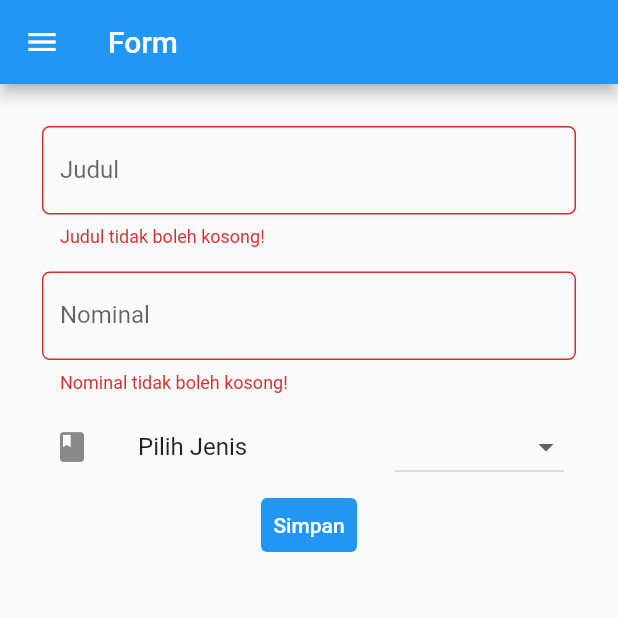
After one commit to eldiralps/pbp-flutter-lab, a Flutter app: the MyFormPage screen opened directly, after a tap on "Simpan", on a phone screen of 412 x 824 dp, the top half of it. The commit adds this screen. Run offline on Flutter 3.47's test engine with Material 2 defaults, Android fonts, the phone set to English and light mode, and no system bars.

Commit message:
done tugas 8

```diff
--- /dev/null
+++ b/counter_7/lib/form.dart
@@ -0,0 +1,271 @@
+import 'package:counter_7/main.dart';
+import 'package:flutter/material.dart';
+import 'package:flutter/services.dart';
+import 'package:counter_7/data.dart';
+
+class MyFormPage extends StatefulWidget {
+  const MyFormPage({super.key});
+
+  @override
+  State<MyFormPage> createState() => _MyFormPageState();
+}
+
+class _MyFormPageState extends State<MyFormPage> {
+  final _formKey = GlobalKey<FormState>();
+  String _judul = "";
+  String _nominal = "";
+  String jenisBudget = '';
+  List<String> listPilihJenis = ['Pengeluaran', 'Pemasukan'];
+  List<Budget> daftarBudget = [];
+
+  List<String> listJudulTerdaftar = [];
+  List<String> listNominalTerdaftar = [];
+  List<String> listJenisTerdaftar = [];
+
+  @override
+  Widget build(BuildContext context) {
+    return Scaffold(
+      appBar: AppBar(
+        title: Text('Form'),
+      ),
+      drawer: Drawer(
+        child: Column(
+          children: [
+            // Menambahkan clickable menu
+            ListTile(
+              title: const Text('counter_7'),
+              onTap: () {
+                // Route menu ke halaman utama
+                Navigator.pushReplacement(
+                  context,
+                  MaterialPageRoute(
+                      builder: (context) => MyHomePage(
+                          listJudulTerdaftar: listJudulTerdaftar,
+                          listNominalTerdaftar: listNominalTerdaftar,
+                          listJenisTerdaftar: listJenisTerdaftar)),
+                );
+              },
+            ),
+            ListTile(
+              title: const Text('Tambah Budget'),
+              onTap: () {
+                // Route menu ke halaman form
+                Navigator.pushReplacement(
+                  context,
+                  MaterialPageRoute(builder: (context) => const MyFormPage()),
+                );
+              },
+            ),
+            // TAMBAHIN 1 HALAMAN LAGII, DATA BUDGET
+            ListTile(
+              title: const Text('Data Budget'),
+              onTap: () {
+                // Route menu ke halaman form
+                Navigator.pushReplacement(
+                  context,
+                  MaterialPageRoute(
+                      builder: (context) => MyDataPage(
+                          listJudulTerdaftar: listJudulTerdaftar,
+                          listNominalTerdaftar: listNominalTerdaftar,
+                          listJenisTerdaftar: listJenisTerdaftar)),
+                );
+              },
+            ),
+          ],
+        ),
+      ),
+      body: Form(
+        key: _formKey,
+        child: SingleChildScrollView(
+          child: Container(
+            padding: const EdgeInsets.all(20.0),
+            child: Column(
+              children: [
+                Padding(
+                  // Menggunakan padding sebesar 8 pixels
+                  padding: const EdgeInsets.all(8.0),
+                  child: TextFormField(
+                    decoration: InputDecoration(
+                      hintText: "Judul",
+                      labelText: "Judul",
+
+                      // Menambahkan circular border agar lebih rapi
+                      border: OutlineInputBorder(
+                        borderRadius: BorderRadius.circular(5.0),
+                      ),
+                    ),
+                    // Menambahkan behavior saat nama diketik
+                    onChanged: (String? value) {
+                      setState(() {
+                        _judul = value!;
+                      });
+                    },
+                    // Menambahkan behavior saat data disimpan
+                    onSaved: (String? value) {
+                      setState(() {
+                        _judul = value!;
+                      });
+                    },
+                    // Validator sebagai validasi form
+                    validator: (String? value) {
+                      if (value == null || value.isEmpty) {
+                        return 'Judul tidak boleh kosong!';
+                      }
+                      return null;
+                    },
+                  ),
+                ),
+                Padding(
+                  // Menggunakan padding sebesar 8 pixels
+                  padding: const EdgeInsets.all(8.0),
+                  child: TextFormField(
+                    keyboardType: TextInputType.number,
+                    inputFormatters: <TextInputFormatter>[
+                      FilteringTextInputFormatter.digitsOnly
+                    ],
+                    decoration: InputDecoration(
+                      hintText: "Nominal",
+                      labelText: "Nominal",
+
+                      // Menambahkan circular border agar lebih rapi
+                      border: OutlineInputBorder(
+                        borderRadius: BorderRadius.circular(5.0),
+                      ),
+                    ),
+                    // Menambahkan behavior saat nama diketik
+                    onChanged: (String? value) {
+                      setState(() {
+                        _nominal = value!;
+                      });
+                    },
+                    // Menambahkan behavior saat data disimpan
+                    onSaved: (String? value) {
+                      setState(() {
+                        _nominal = value!;
+                      });
+                    },
+                    // Validator sebagai validasi form
+                    validator: (String? value) {
+                      if (value == null || value.isEmpty) {
+                        return 'Nominal tidak boleh kosong!';
+                      }
+                      return null;
+                    },
+                    // Menambahkan behavior saat nominal diketik
+                    //value: _nominal;
+                    // onChanged: (value) {
+                    //   if (value != null) {
+                    //     setState(() {
+                    //       _nominal = int.parse(value);
+                    //     });
+                    //   }
+                    // },
+                    // // Menambahkan behavior saat data disimpan
+                    // onSaved: (String? value) {
+                    //   setState(() {
+                    //     _judul = value!;
+                    //   });
+                    // },
+                    // // Validator sebagai validasi form
+                    // validator: (int value) {
+                    //   if (value == null || value.isEmpty) {
+                    //     return 'Judul tidak boleh kosong!';
+                    //   }
+                    //   return null;
+                    // },
+                  ),
+                ),
+                ListTile(
+                  leading: const Icon(Icons.class_),
+                  title: const Text(
+                    'Pilih Jenis',
+                  ),
+                  trailing: DropdownButton(
+                    value: jenisBudget,
+                    items: listPilihJenis.map((String items) {
+                      return DropdownMenuItem(
+                        value: items,
+                        child: Text(items),
+                      );
+                    }).toList(),
+                    onChanged: (String? newValue) {
+                      setState(() {
+                        jenisBudget = newValue!;
+                      });
+                    },
+                  ),
+                ),
+                TextButton(
+                    child: const Text(
+                      "Simpan",
+                      style: TextStyle(color: Colors.white),
+                    ),
+                    style: ButtonStyle(
+                      backgroundColor: MaterialStateProperty.all(Colors.blue),
+                    ),
+                    onPressed: () {
+                      if (_formKey.currentState!.validate()) {
+                        //Budget newData = new Budget('$_judul', '${_nominal.toStringAsFixed(0)}', jenisBudget);
+                        listJudulTerdaftar.add('$_judul');
+                        listNominalTerdaftar.add('$_nominal');
+                        listJenisTerdaftar.add('$jenisBudget');
+                        showDialog(
+                          context: context,
+                          builder: (context) {
+                            return Dialog(
+                              shape: RoundedRectangleBorder(
+                                borderRadius: BorderRadius.circular(10),
+                              ),
+                              elevation: 15,
+                              child: Container(
+                                child: ListView(
+                                  padding: const EdgeInsets.only(
+                                      top: 20, bottom: 20),
+                                  shrinkWrap: true,
+                                  children: <Widget>[
+                                    Center(
+                                        child: const Text('Informasi Budget')),
+                                    SizedBox(height: 20),
+                                    // Munculkan informasi yang didapat dari form
+                                    Center(child: Text('Judul: $_judul')),
+                                    Center(child: Text('Nominal: $_nominal')),
+                                    Center(
+                                        child:
+                                            Text('Jenis Budget: $jenisBudget')),
+                                    SizedBox(height: 7),
+                                    TextButton(
+                                      onPressed: () {
+                                        Navigator.pop(context);
+                                      },
+                                      child: Text('Kembali'),
+                                    ),
+                                  ],
+                                ),
+                              ),
+                            );
+                          },
+                        );
+                      }
+                    }),
+              ],
+            ),
+          ),
+        ),
+      ),
+    );
+  }
+}
+
+class Budget {
+  String judul = "";
+  int nominal = 0;
+  String jenisBudget = "";
+
+  Budget(String judul, int nominal, String jenis) {
+    this.judul = judul;
+    this.nominal = nominal;
+    this.jenisBudget = jenis;
+  }
+  // getJudul()
+
+}
```
Also changed, not shown: counter_7/lib/data.dart (added, +129 -0 lines), counter_7/lib/main.dart (+86 -31 lines).
